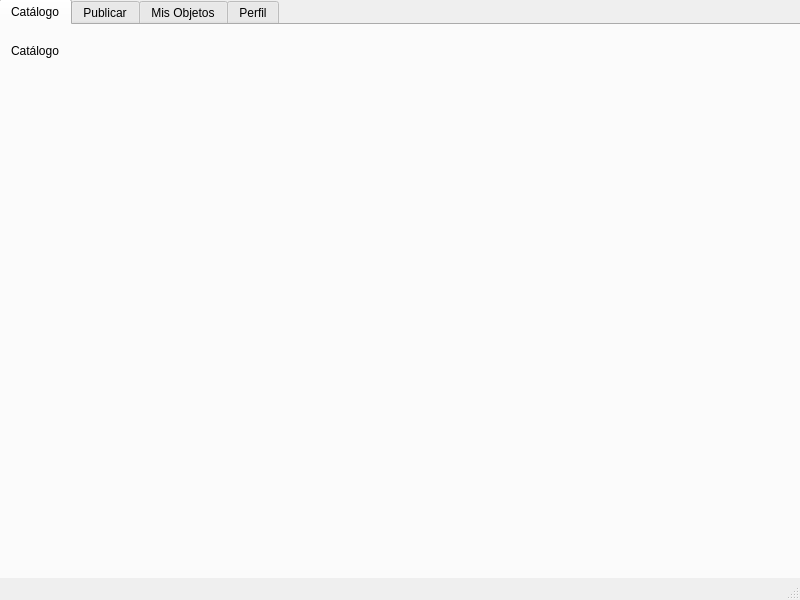
ferna041/T1POO-, file Proyecto/src/ui/VentanaUsuario.ui: the form before one commit.
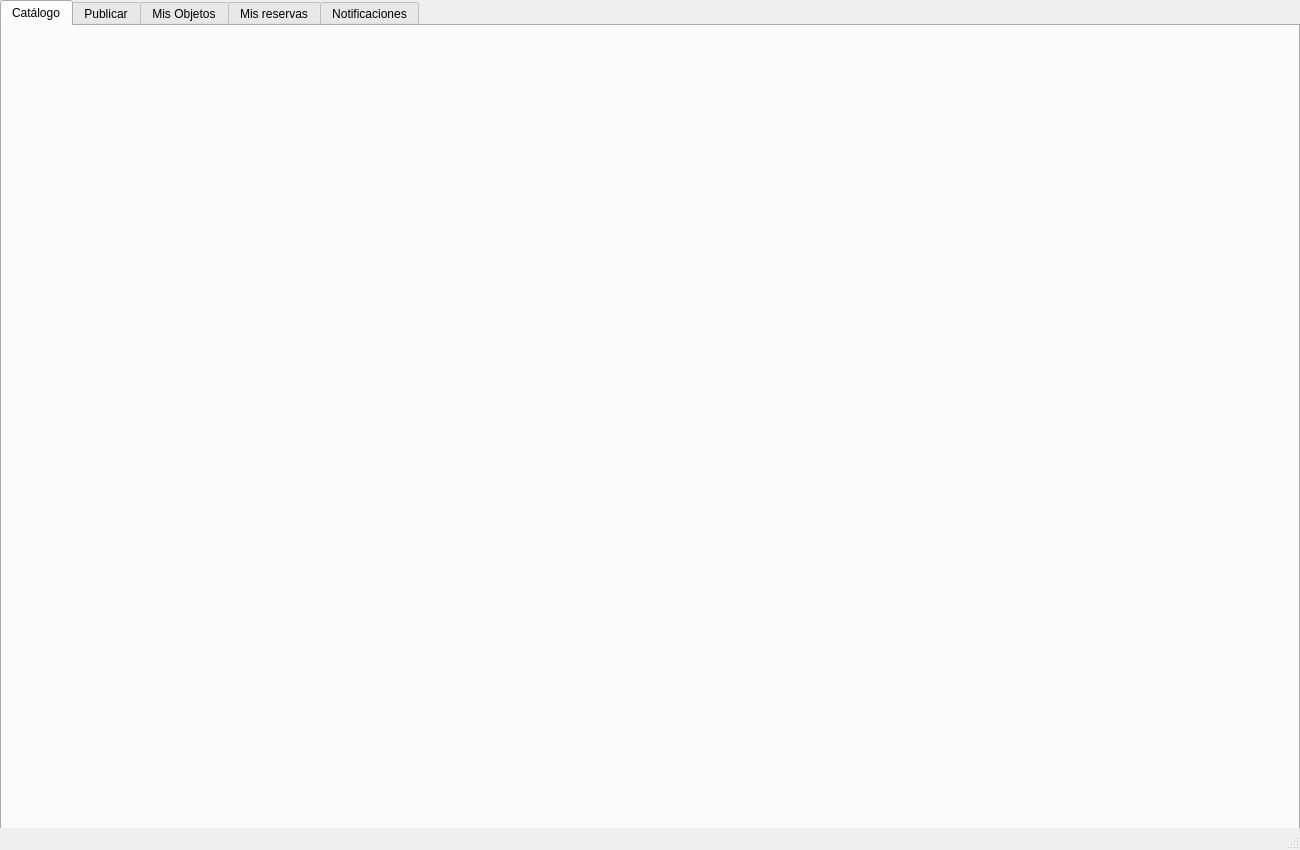
The form after the commit. The open tabs and pages were chosen to show the change.

```diff
--- a/Proyecto/src/ui/VentanaUsuario.ui
+++ b/Proyecto/src/ui/VentanaUsuario.ui
@@ -6,8 +6,8 @@
    <rect>
     <x>0</x>
     <y>0</y>
-    <width>800</width>
-    <height>600</height>
+    <width>1300</width>
+    <height>850</height>
    </rect>
   </property>
   <property name="windowTitle">
@@ -17,46 +17,26 @@
    <widget class="QTabWidget" name="tabWidget">
     <property name="geometry">
      <rect>
-      <x>-1</x>
-      <y>-1</y>
-      <width>811</width>
-      <height>581</height>
+      <x>0</x>
+      <y>0</y>
+      <width>1300</width>
+      <height>850</height>
      </rect>
     </property>
     <property name="currentIndex">
      <number>1</number>
     </property>
     <widget class="QWidget" name="catalogo">
+     <property name="styleSheet">
+      <string notr="true">QWidget#catalogo {
+    background: qlineargradient(x1: 0, y1: 0, x2: 0, y2: 1,
+                                stop: 0 #f8f9fa, stop: 1 #e9ecef);
+    color: #212529;
+}</string>
+     </property>
      <attribute name="title">
       <string>Catálogo</string>
      </attribute>
-     <widget class="QWidget" name="widgetCatalogo" native="true">
-      <property name="geometry">
-       <rect>
-        <x>10</x>
-        <y>50</y>
-        <width>781</width>
-        <height>481</height>
-       </rect>
-      </property>
-     </widget>
-     <widget class="QLabel" name="label">
-      <property name="geometry">
-       <rect>
-        <x>10</x>
-        <y>10</y>
-        <width>91</width>
-        <height>31</height>
-       </rect>
-      </property>
-      <property name="styleSheet">
-       <string notr="true">font: 700 16pt &quot;Segoe UI&quot;;
-color: rgb(0, 0, 0);</string>
-      </property>
-      <property name="text">
-       <string>Catálogo</string>
-      </property>
-     </widget>
     </widget>
     <widget class="QWidget" name="publicar">
      <attribute name="title">
@@ -124,7 +104,19 @@
     </widget>
     <widget class="QWidget" name="tab">
      <attribute name="title">
-      <string>Perfil</string>
+      <string>Mis reservas</string>
+     </attribute>
+    </widget>
+    <widget class="QWidget" name="Notificaciones">
+     <property name="styleSheet">
+      <string notr="true">QWidget#Notificaciones {
+    background: qlineargradient(x1: 0, y1: 0, x2: 0, y2: 1,
+                                stop: 0 #f8f9fa, stop: 1 #e9ecef);
+    color: #212529;
+}</string>
+     </property>
+     <attribute name="title">
+      <string>Notificaciones</string>
      </attribute>
     </widget>
    </widget>
```
Left out of the diff: 83 changed lines with no effect on the pictures.
